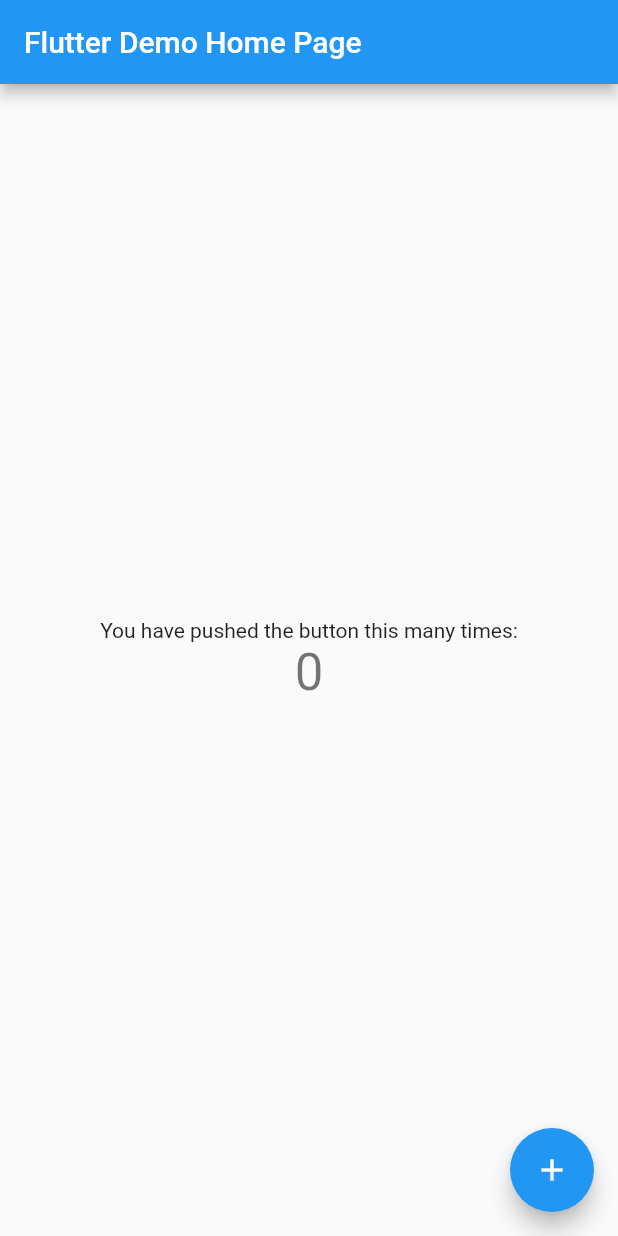
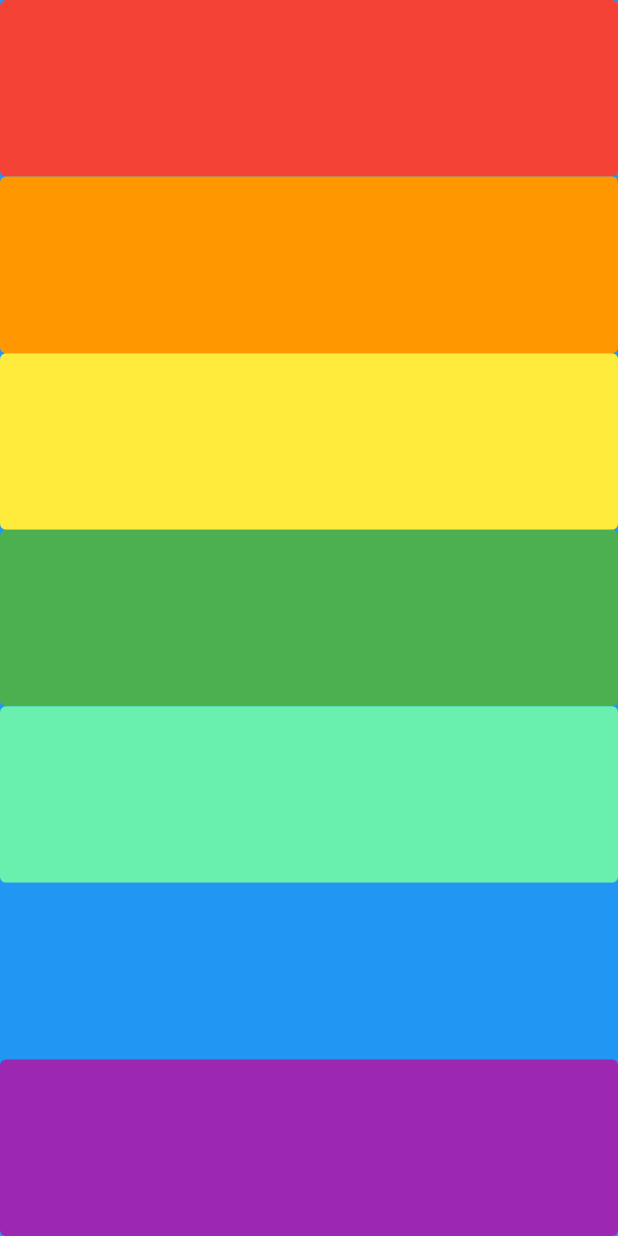
Before and after one commit to taip6494/songsytem, a Flutter app: the screen it shows after launch, on a phone screen of 412 x 824 dp. Run offline on Flutter 3.47's test engine with Material 2 defaults, Android fonts, the phone set to English and light mode, and no system bars.

Commit message:
structure de l'application

```diff
--- a/lib/main.dart
+++ b/lib/main.dart
@@ -1,115 +1,168 @@
+//import 'package:audioplayers/audio_cache.dart';
 import 'package:flutter/material.dart';
 
 void main() {
-  runApp(const MyApp());
+  return runApp(
+    MaterialApp(
+      home: Scaffold(
+        backgroundColor: Colors.blue,
+        body: SafeArea(
+          child: Song(),
+        ),
+      ),
+    ),
+  );
 }
 
-class MyApp extends StatelessWidget {
-  const MyApp({Key? key}) : super(key: key);
 
-  // This widget is the root of your application.
-  @override
-  Widget build(BuildContext context) {
-    return MaterialApp(
-      title: 'Flutter Demo',
-      theme: ThemeData(
-        // This is the theme of your application.
-        //
-        // Try running your application with "flutter run". You'll see the
-        // application has a blue toolbar. Then, without quitting the app, try
-        // changing the primarySwatch below to Colors.green and then invoke
-        // "hot reload" (press "r" in the console where you ran "flutter run",
-        // or simply save your changes to "hot reload" in a Flutter IDE).
-        // Notice that the counter didn't reset back to zero; the application
-        // is not restarted.
-        primarySwatch: Colors.blue,
-      ),
-      home: const MyHomePage(title: 'Flutter Demo Home Page'),
-    );
-  }
-}
 
-class MyHomePage extends StatefulWidget {
-  const MyHomePage({Key? key, required this.title}) : super(key: key);
-
-  // This widget is the home page of your application. It is stateful, meaning
-  // that it has a State object (defined below) that contains fields that affect
-  // how it looks.
-
-  // This class is the configuration for the state. It holds the values (in this
-  // case the title) provided by the parent (in this case the App widget) and
-  // used by the build method of the State. Fields in a Widget subclass are
-  // always marked "final".
-
-  final String title;
-
-  @override
-  State<MyHomePage> createState() => _MyHomePageState();
-}
-
-class _MyHomePageState extends State<MyHomePage> {
-  int _counter = 0;
-
-  void _incrementCounter() {
-    setState(() {
-      // This call to setState tells the Flutter framework that something has
-      // changed in this State, which causes it to rerun the build method below
-      // so that the display can reflect the updated values. If we changed
-      // _counter without calling setState(), then the build method would not be
-      // called again, and so nothing would appear to happen.
-      _counter++;
-    });
-  }
+class Song extends StatelessWidget  {
+  //final player = AudioCache();
 
   @override
   Widget build(BuildContext context) {
-    // This method is rerun every time setState is called, for instance as done
-    // by the _incrementCounter method above.
-    //
-    // The Flutter framework has been optimized to make rerunning build methods
-    // fast, so that you can just rebuild anything that needs updating rather
-    // than having to individually change instances of widgets.
-    return Scaffold(
-      appBar: AppBar(
-        // Here we take the value from the MyHomePage object that was created by
-        // the App.build method, and use it to set our appbar title.
-        title: Text(widget.title),
+    double deviceWidth = MediaQuery.of(context).size.width;
+    double deviceHeight = MediaQuery.of(context).size.height;
+    return Container(
+      child: Center(
+        child: Column(
+          children: [
+            Expanded(
+            flex: 1,
+            child: Container(
+              width: deviceWidth*1,
+              height: deviceHeight*1,
+              child: TextButton(
+                onPressed: (){
+                  //player.play('note1.wav');
+                },
+                style: TextButton.styleFrom(
+                  backgroundColor: Colors.red,
                 ),
-      body: Center(
-        // Center is a layout widget. It takes a single child and positions it
-        // in the middle of the parent.
-        child: Column(
-          // Column is also a layout widget. It takes a list of children and
-          // arranges them vertically. By default, it sizes itself to fit its
-          // children horizontally, and tries to be as tall as its parent.
-          //
-          // Invoke "debug painting" (press "p" in the console, choose the
-          // "Toggle Debug Paint" action from the Flutter Inspector in Android
-          // Studio, or the "Toggle Debug Paint" command in Visual Studio Code)
-          // to see the wireframe for each widget.
-          //
-          // Column has various properties to control how it sizes itself and
-          // how it positions its children. Here we use mainAxisAlignment to
-          // center the children vertically; the main axis here is the vertical
-          // axis because Columns are vertical (the cross axis would be
-          // horizontal).
-          mainAxisAlignment: MainAxisAlignment.center,
-          children: <Widget>[
-            const Text(
-              'You have pushed the button this many times:',
+                child: Text(" "
+
                 ),
-            Text(
-              '$_counter',
-              style: Theme.of(context).textTheme.headline4,
+              ),
+            )
+
+        ),
+            Expanded(
+                flex: 1,
+                child: Container(
+                  width: deviceWidth*1,
+                  height: deviceHeight*1,
+                  child: TextButton(
+                    onPressed: (){
+                      //player.play('note1.wav');
+                    },
+                    style: TextButton.styleFrom(
+                      backgroundColor: Colors.orange,
+                    ),
+                    child: Text(" "
+
+                    ),
+                  ),
+                )
+
+            ),
+        Expanded(
+            flex: 1,
+            child: Container(
+              width: deviceWidth*1,
+              height: deviceHeight*1,
+              child: TextButton(
+                onPressed: (){
+                  //player.play('note1.wav');
+                },
+                style: TextButton.styleFrom(
+                  backgroundColor: Colors.yellow,
+                ),
+                child: Text(" "
+
+                ),
+              ),
+            )
+
+        ),
+        Expanded(
+            flex: 1,
+            child: Container(
+              width: deviceWidth*1,
+              height: deviceHeight*1,
+              child: TextButton(
+                onPressed: (){
+                  //player.play('note1.wav');
+                },
+                style: TextButton.styleFrom(
+                  backgroundColor: Colors.green,
+                ),
+                child: Text(" "
+
+                ),
+              ),
+            )
+
+        ),
+        Expanded(
+            flex: 1,
+            child: Container(
+              width: deviceWidth*1,
+              height: deviceHeight*1,
+              child: TextButton(
+                onPressed: (){
+                  //player.play('note1.wav');
+                },
+                style: TextButton.styleFrom(
+                  backgroundColor: Colors.greenAccent,
+                ),
+                child: Text(" "
+
+                ),
+              ),
+            )
+
+        ),
+            Expanded(
+              flex: 1,
+               child: Container(
+                 width: deviceWidth*1,
+                 height: deviceHeight*1,
+                 child: TextButton(
+                   onPressed: (){
+                     //player.play('note1.wav');
+                   },
+                   style: TextButton.styleFrom(
+                     backgroundColor: Colors.blue,
+                   ),
+                   child: Text(" "
+
+                   ),
+                 ),
+               )
+
+            ),
+        Expanded(
+            flex: 1,
+            child: Container(
+              width: deviceWidth*1,
+              height: deviceHeight*1,
+              child: TextButton(
+                onPressed: (){
+                  //player.play('note1.wav');
+                },
+                style: TextButton.styleFrom(
+                  backgroundColor: Colors.purple,
+                ),
+                child: Text(" "
+
+                ),
+              ),
+            )
+
         ),
           ],
         ),
       ),
-      floatingActionButton: FloatingActionButton(
-        onPressed: _incrementCounter,
-        tooltip: 'Increment',
-        child: const Icon(Icons.add),
-      ), // This trailing comma makes auto-formatting nicer for build methods.
     );
   }
 }
--- a/pubspec.yaml
+++ b/pubspec.yaml
@@ -29,6 +29,7 @@
 dependencies:
   flutter:
     sdk: flutter
+
 
 
   # The following adds the Cupertino Icons font to your application.
```
Also changed, not shown: 1 other file. Lines whose indentation alone changed are shown as unchanged.
